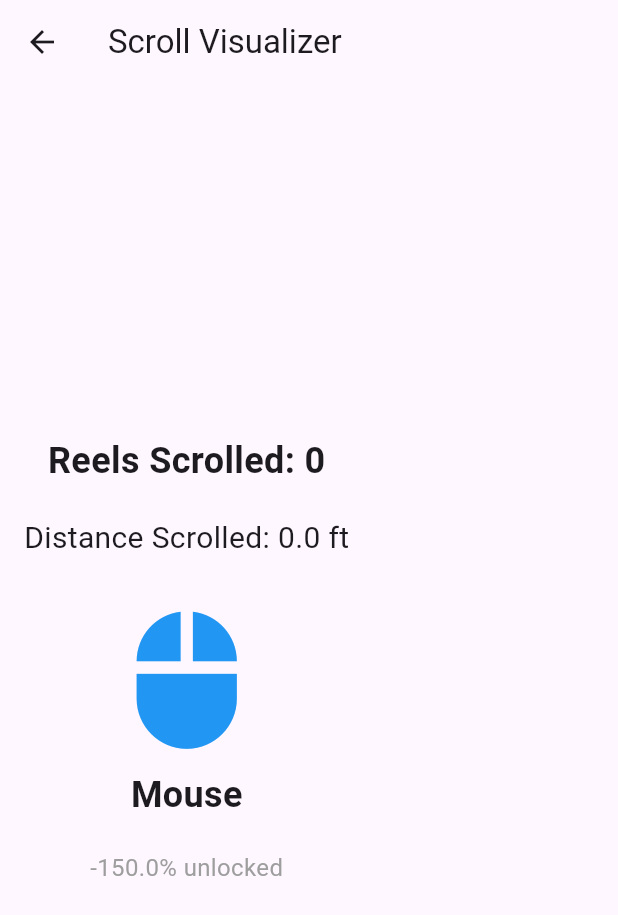
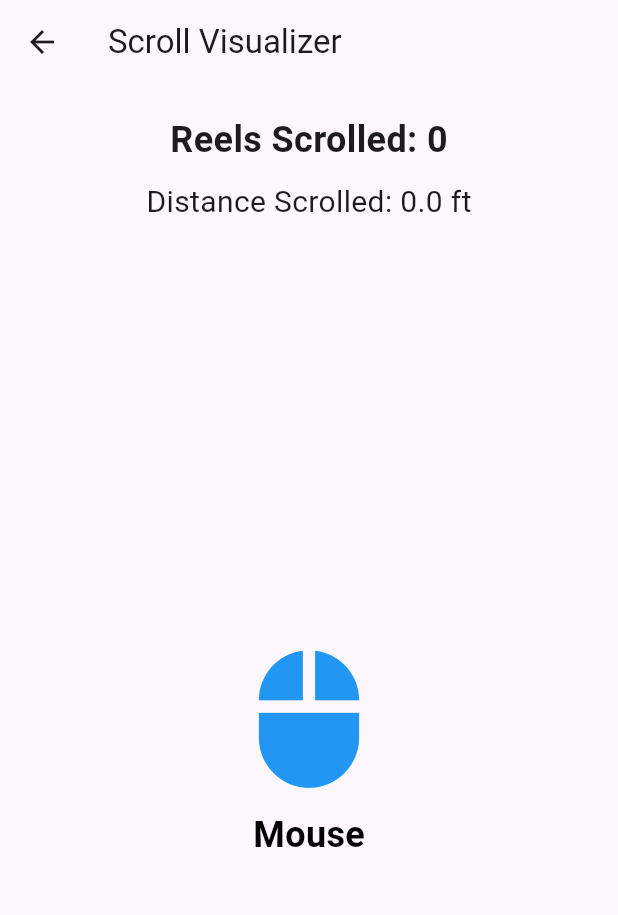
Before and after one commit to dhruvtand7/doomscroll, a Flutter app: the ProgressiveVisualizerPage screen opened directly with empty values, on a phone screen of 412 x 824 dp. Shown: the top 915 px of the screen. Run offline on Flutter 3.47's test engine with Material 3 defaults, Android fonts, the phone set to English and light mode, and no system bars.

Commit message:
visualiser base working with horizontal swiping

```diff
--- a/lib/main.dart
+++ b/lib/main.dart
@@ -176,57 +176,73 @@ class ProgressiveVisualizerPage extends StatelessWidget {
 
   @override
   Widget build(BuildContext context) {
-    double totalDistanceInches = scrollCount * 6.0; // Ensure double
-    double totalDistanceFeet = totalDistanceInches / 12.0; // Convert to double
+    double totalDistanceInches = scrollCount * 6.0;
+    double totalDistanceFeet = totalDistanceInches / 12.0;
 
-    Map<String, dynamic> currentCreature = creatures[0];
-    Map<String, dynamic>? nextCreature;
-    double progressToNext = 0.0;
+    int unlockedIndex = 0; // Track last unlocked creature
 
-    // Determine current creature and progress to next
     for (int i = 0; i < creatures.length; i++) {
-      double currentSizeInInches = creatures[i]['size'] * 12.0; // Ensure double
-
-      if (totalDistanceInches < currentSizeInInches) {
-        currentCreature = creatures[i];
-        if (i + 1 < creatures.length) {
-          nextCreature = creatures[i + 1];
-          double nextSizeInInches = nextCreature['size'] * 12.0; // Ensure double
-
-          progressToNext = (totalDistanceInches - currentSizeInInches) /
-              (nextSizeInInches - currentSizeInInches);
-        }
+      double currentSizeInInches = creatures[i]['size'] * 12.0;
+      if (totalDistanceInches >= currentSizeInInches) {
+        unlockedIndex = i;
+      } else {
         break;
       }
     }
 
     return Scaffold(
       appBar: AppBar(title: Text('Scroll Visualizer')),
-      body: Padding(
-        padding: const EdgeInsets.all(16.0),
-        child: Column(
+      body: Column(
+        children: [
+          SizedBox(height: 20),
+          Text(
+            'Reels Scrolled: $scrollCount',
+            style: TextStyle(fontSize: 24, fontWeight: FontWeight.bold),
+          ),
+          SizedBox(height: 10),
+          Text(
+            'Distance Scrolled: ${totalDistanceFeet.toStringAsFixed(1)} ft',
+            style: TextStyle(fontSize: 20),
+          ),
+          SizedBox(height: 30),
+          Expanded(
+            child: PageView.builder(
+              itemCount: creatures.length,
+              controller: PageController(initialPage: unlockedIndex),
+              itemBuilder: (context, index) {
+                bool isUnlocked = index <= unlockedIndex;
+
+                return Column(
                   mainAxisAlignment: MainAxisAlignment.center,
                   children: [
-            Text('Reels Scrolled: $scrollCount', style: TextStyle(fontSize: 24, fontWeight: FontWeight.bold)),
-            SizedBox(height: 20),
-            Text('Distance Scrolled: ${totalDistanceFeet.toStringAsFixed(1)} ft', style: TextStyle(fontSize: 20)),
-            SizedBox(height: 30),
-            Column(
-              children: [
-                Icon(currentCreature['clipart'], size: 100, color: Colors.blue),
+                    Icon(
+                      creatures[index]['clipart'],
+                      size: 100,
+                      color: isUnlocked ? Colors.blue : Colors.grey.shade400,
+                    ),
                     SizedBox(height: 10),
-                Text(currentCreature['name'], style: TextStyle(fontSize: 24, fontWeight: FontWeight.bold)),
-              ],
+                    Text(
+                      creatures[index]['name'],
+                      style: TextStyle(
+                        fontSize: 24,
+                        fontWeight: FontWeight.bold,
+                        color: isUnlocked ? Colors.black : Colors.grey,
                       ),
-            SizedBox(height: 20),
-            if (nextCreature != null)
-              Column(
-                children: [
-                  Text('${(progressToNext * 100).toStringAsFixed(1)}% unlocked', style: TextStyle(fontSize: 16, color: Colors.grey)),
-                ],
+                    ),
+                    if (!isUnlocked)
+                      Padding(
+                        padding: const EdgeInsets.only(top: 8.0),
+                        child: Text(
+                          "Locked",
+                          style: TextStyle(fontSize: 16, color: Colors.red),
+                        ),
                       ),
                   ],
+                );
+              },
             ),
+          ),
+        ],
       ),
     );
   }
```
Lines whose indentation alone changed are shown as unchanged.
